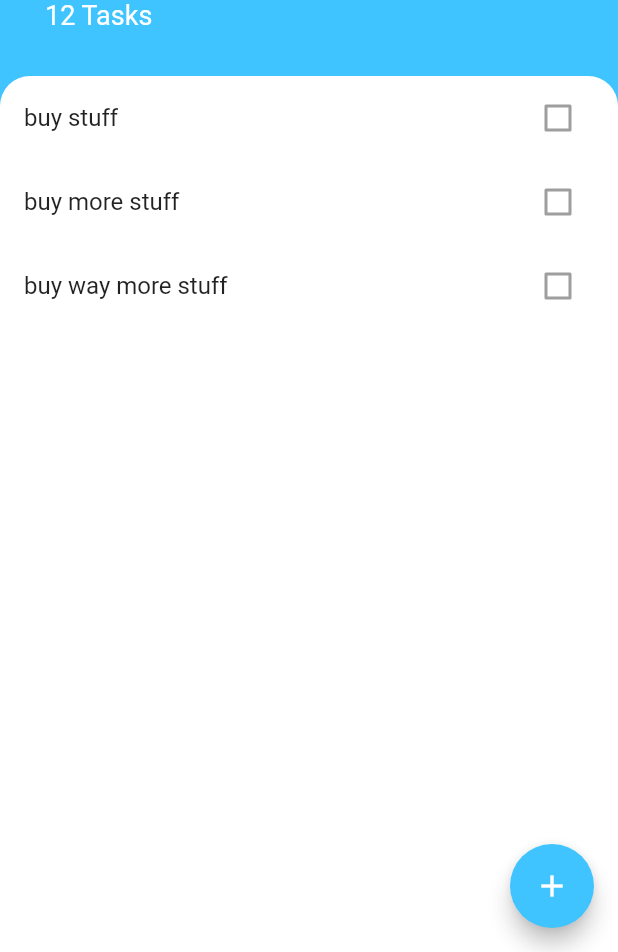
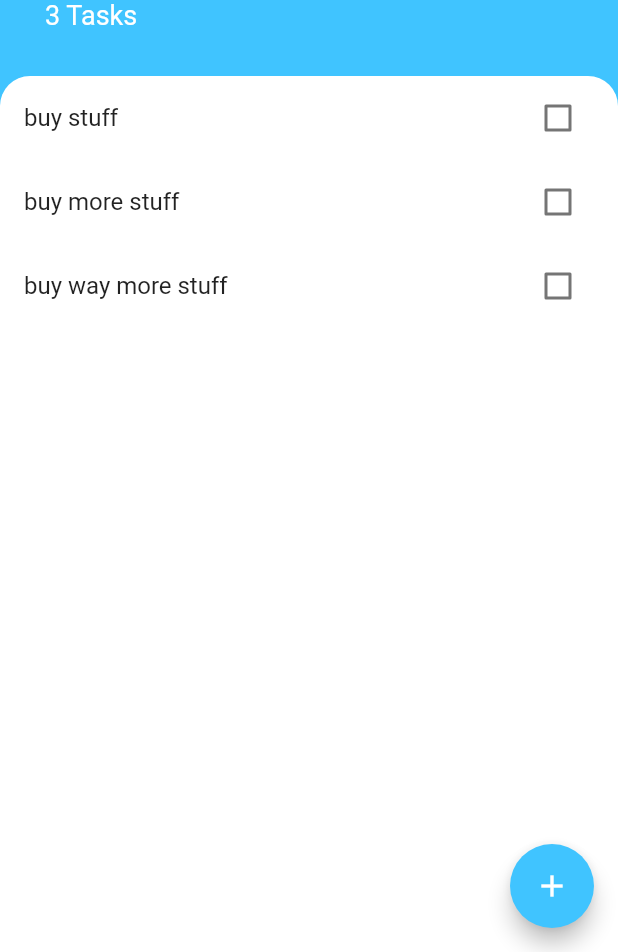
Before and after one commit to nonsocchi/Todo_list_App, a Flutter app: the screen it shows after launch, on a phone screen of 412 x 824 dp, the part 284-1236 px from its top. Run offline on Flutter 3.47's test engine with Material 2 defaults, Android fonts, the phone set to English and light mode, and no system bars.

Commit message:
added dynamic new tasks and task number.

```diff
--- a/lib/main.dart
+++ b/lib/main.dart
@@ -11,6 +11,7 @@ class MyApp extends StatelessWidget {
   @override
   Widget build(BuildContext context) {
     return MaterialApp(
+      debugShowCheckedModeBanner: false,
       home: TasksScreen(),
     );
   }
--- a/lib/screens/tasks_screen.dart
+++ b/lib/screens/tasks_screen.dart
@@ -1,9 +1,21 @@
 import 'package:flutter/material.dart';
+import 'package:todo_app/models/task.dart';
 import 'package:todo_app/widgets/task_list.dart';
 import 'package:todo_app/screens/add_task_screen.dart';
 
-class TasksScreen extends StatelessWidget {
+class TasksScreen extends StatefulWidget {
   const TasksScreen({Key? key}) : super(key: key);
+
+  @override
+  State<TasksScreen> createState() => _TasksScreenState();
+}
+
+class _TasksScreenState extends State<TasksScreen> {
+  List<Task> tasks = [
+    Task(taskName: 'buy stuff'),
+    Task(taskName: 'buy more stuff'),
+    Task(taskName: 'buy way more stuff'),
+  ];
 
   @override
   Widget build(BuildContext context) {
@@ -13,7 +25,13 @@ class TasksScreen extends StatelessWidget {
         onPressed: () {
           showModalBottomSheet(
             context: context,
-            builder: (context) => const AddTaskScreen(),
+            builder: (context) =>
+                AddTaskScreen(addTaskCallback: (newTaskTitle) {
+              setState(() {
+                tasks.add(Task(taskName: newTaskTitle));
+              });
+              Navigator.pop(context);
+            }),
           );
         },
         backgroundColor: Colors.lightBlueAccent,
@@ -31,8 +49,8 @@ class TasksScreen extends StatelessWidget {
             ),
             child: Column(
               crossAxisAlignment: CrossAxisAlignment.start,
-              children: const [
-                CircleAvatar(
+              children: [
+                const CircleAvatar(
                   backgroundColor: Colors.white,
                   maxRadius: 30.0,
                   child: Icon(
@@ -41,10 +59,10 @@ class TasksScreen extends StatelessWidget {
                     color: Colors.lightBlueAccent,
                   ),
                 ),
-                SizedBox(
+                const SizedBox(
                   height: 10.0,
                 ),
-                Text(
+                const Text(
                   'Todoey',
                   style: TextStyle(
                     color: Colors.white,
@@ -53,8 +71,8 @@ class TasksScreen extends StatelessWidget {
                   ),
                 ),
                 Text(
-                  '12 Tasks',
-                  style: TextStyle(
+                  '${tasks.length} Tasks',
+                  style: const TextStyle(
                     color: Colors.white,
                     fontSize: 18.0,
                   ),
@@ -71,7 +89,7 @@ class TasksScreen extends StatelessWidget {
                   topRight: Radius.circular(20.0),
                 ),
               ),
-              child: TaskList(),
+              child: TaskList(tasks: tasks),
             ),
           ),
         ],
--- a/lib/widgets/task_list.dart
+++ b/lib/widgets/task_list.dart
@@ -3,8 +3,10 @@ import 'package:todo_app/widgets/task_tile.dart';
 import 'package:todo_app/models/task.dart';
 
 class TaskList extends StatefulWidget {
+  final List<Task> tasks;
   const TaskList({
     Key? key,
+    required this.tasks,
   }) : super(key: key);
 
   @override
@@ -12,19 +14,19 @@ class TaskList extends StatefulWidget {
 }
 
 class _TaskListState extends State<TaskList> {
-  List<Task> tasks = [
-    Task(taskName: 'buy stuff'),
-    Task(taskName: 'buy more stuff'),
-    Task(taskName: 'buy way more stuff'),
-  ];
   @override
   Widget build(BuildContext context) {
     return ListView.builder(
       itemBuilder: (context, index) => TaskTile(
-        textTile: tasks[index].taskName,
-        isChecked: tasks[index].isDone,
+        textTile: widget.tasks[index].taskName,
+        isChecked: widget.tasks[index].isDone,
+        checkboxCallback: (checkboxState) {
+          setState(() {
+            widget.tasks[index].toggleDone();
+          });
+        },
       ),
-      itemCount: tasks.length,
+      itemCount: widget.tasks.length,
     );
   }
 }
--- a/lib/widgets/task_tile.dart
+++ b/lib/widgets/task_tile.dart
@@ -3,11 +3,13 @@ import 'package:flutter/material.dart';
 class TaskTile extends StatelessWidget {
   final bool isChecked;
   final String textTile;
+  final Function(bool?) checkboxCallback;
 
   const TaskTile({
     Key? key,
     required this.textTile,
     required this.isChecked,
+    required this.checkboxCallback,
   }) : super(key: key);
 
   @override
@@ -21,7 +23,7 @@ class TaskTile extends StatelessWidget {
       trailing: Checkbox(
         activeColor: Colors.lightBlueAccent,
         value: isChecked,
-        onChanged: null,
+        onChanged: checkboxCallback,
       ),
     );
   }
```
Also changed, not shown: lib/screens/add_task_screen.dart (+15 -5 lines).
